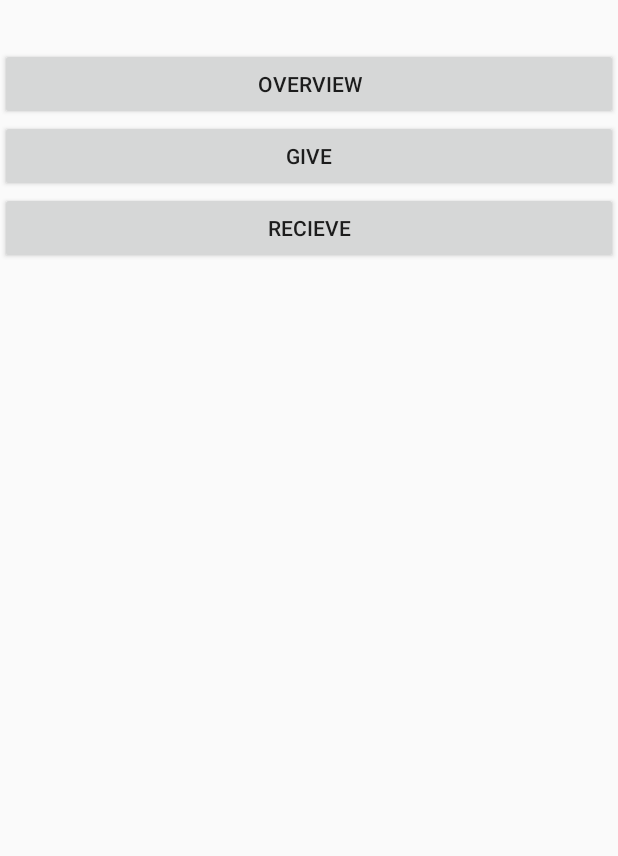
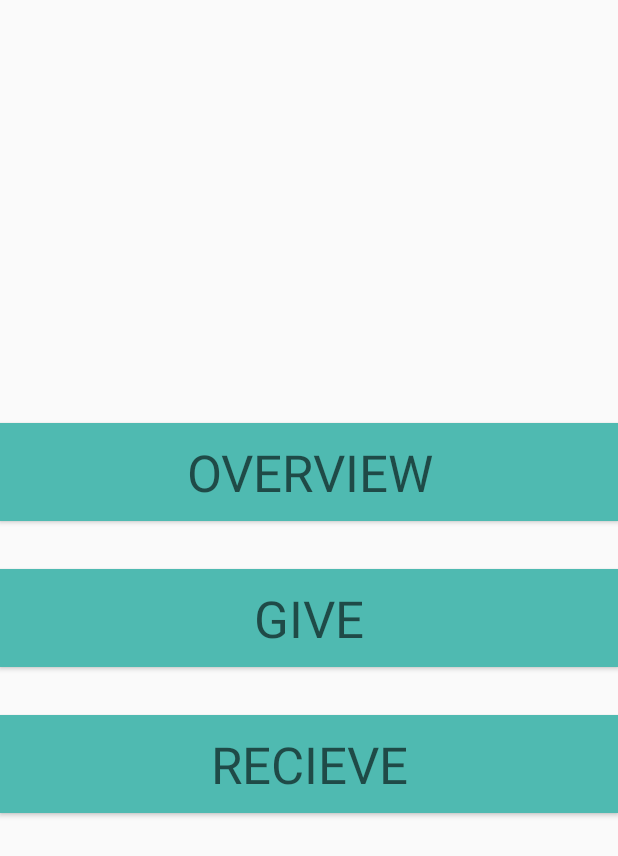
Before and after one commit to SimonJDTU/BES-GO_Box, an Android app: the OptionsActivity screen opened directly, with no data from a screen before it, on a phone screen of 412 x 824 dp. Shown: the top 856 px of the screen. Run offline under Robolectric (Android 15) with nearby library versions, the phone set to English and light mode, and no system bars.

Commit message:
Inserted ImageButton hack. Implemented some new colors and changed some xmls

```diff
--- a/app/src/main/java/com/johansen/dk/bes_go_box/Activities/OptionsActivity.java
+++ b/app/src/main/java/com/johansen/dk/bes_go_box/Activities/OptionsActivity.java
@@ -23,9 +23,9 @@ public class OptionsActivity extends AppCompatActivity implements View.OnClickLi
         QRvalue = getIntent().getStringExtra("QRvalue");
 
 
-        overview = (Button) findViewById(R.id.overview);
-        give = (Button) findViewById(R.id.give);
-        recieve = (Button) findViewById(R.id.recieve);
+        overview = (Button) findViewById(R.id.overviewBtn);
+        give = (Button) findViewById(R.id.giveBtn);
+        recieve = (Button) findViewById(R.id.recieveBtn);
 
         recieve.setOnClickListener(this);
 
@@ -35,14 +35,14 @@ public class OptionsActivity extends AppCompatActivity implements View.OnClickLi
     public void onClick(View v) {
 
         switch(v.getId()){
-            case R.id.overview:
+            case R.id.overviewBtn:
                 Intent overviewIntent = new Intent(this, OverviewActivity.class);
                 overviewIntent.putExtra("QRvalue", QRvalue);
                 startActivity(overviewIntent);
                 break;
-            case R.id.give:
+            case R.id.giveBtn:
                 break;
-            case R.id.recieve:
+            case R.id.recieveBtn:
                 Intent recieveIntent = new Intent(this, RecieveActivity.class);
                 recieveIntent.putExtra("QRvalue", QRvalue);
                 startActivity(recieveIntent);
--- a/app/src/main/res/layout/activity_options.xml
+++ b/app/src/main/res/layout/activity_options.xml
@@ -7,34 +7,47 @@
     android:layout_height="match_parent"
     tools:context=".Activities.OptionsActivity">
 
-    <Button
-        android:id="@+id/overview"
+    <LinearLayout
         android:layout_width="0dp"
-        android:layout_height="wrap_content"
-        android:layout_marginTop="32dp"
-        android:text="overview"
+        android:layout_height="0dp"
+        android:gravity="center"
+        android:orientation="vertical"
+        app:layout_constraintBottom_toBottomOf="parent"
         app:layout_constraintEnd_toEndOf="parent"
         app:layout_constraintStart_toStartOf="parent"
-        app:layout_constraintTop_toTopOf="parent" />
+        app:layout_constraintTop_toTopOf="parent">
 
-    <Button
-        android:id="@+id/give"
-        android:layout_width="0dp"
-        android:layout_height="wrap_content"
-        android:text="give"
-        app:layout_constraintEnd_toEndOf="parent"
-        app:layout_constraintHorizontal_bias="0.204"
-        app:layout_constraintStart_toStartOf="parent"
-        app:layout_constraintTop_toBottomOf="@+id/overview" />
+        <Button
+            android:id="@+id/overviewBtn"
+            android:layout_width="match_parent"
+            android:layout_height="wrap_content"
+            android:background="@color/primary"
+            android:padding="10dp"
+            android:text="overview"
+            android:textAllCaps="true"
+            android:textAppearance="@style/TextAppearance.AppCompat.Display1" />
 
-    <Button
-        android:id="@+id/recieve"
-        android:layout_width="0dp"
-        android:layout_height="wrap_content"
-        android:text="recieve"
-        app:layout_constraintEnd_toEndOf="parent"
-        app:layout_constraintHorizontal_bias="0.0"
-        app:layout_constraintStart_toStartOf="parent"
-        app:layout_constraintTop_toBottomOf="@+id/give" />
+        <Button
+            android:id="@+id/giveBtn"
+            android:layout_width="match_parent"
+            android:layout_height="wrap_content"
+            android:layout_marginTop="32dp"
+            android:background="@color/primary"
+            android:padding="10dp"
+            android:text="give"
+            android:textAllCaps="true"
+            android:textAppearance="@style/TextAppearance.AppCompat.Display1" />
+
+        <Button
+            android:id="@+id/recieveBtn"
+            android:layout_width="match_parent"
+            android:layout_height="wrap_content"
+            android:layout_marginTop="32dp"
+            android:background="@color/primary"
+            android:padding="10dp"
+            android:text="recieve"
+            android:textAllCaps="true"
+            android:textAppearance="@style/TextAppearance.AppCompat.Display1" />
+    </LinearLayout>
 
 </androidx.constraintlayout.widget.ConstraintLayout>
--- a/app/src/main/res/values/colors.xml
+++ b/app/src/main/res/values/colors.xml
@@ -1,7 +1,9 @@
 <?xml version="1.0" encoding="utf-8"?>
 <resources>
-    <color name="colorPrimary">#008577</color>
-    <color name="colorPrimaryDark">#00574B</color>
-    <color name="colorAccent">#D81B60</color>
+    <color name="colorPrimary">#4FBAB1</color>
+    <color name="colorPrimaryDark">#4FBAB1</color>
+    <color name="colorAccent">#4FBAB1</color>
     <color name="white">#FFFFFF</color>
+    <color name="primary">#4FBAB1</color>
+    <color name="secondary">#F47552</color>
 </resources>
```
Also changed, not shown: app/src/main/java/com/johansen/dk/bes_go_box/Activities/LoginActivity.java (+9 -0 lines), app/src/main/res/layout/activity_login.xml (+19 -1 lines), app/src/main/res/drawable-v24/besgo_box_text.png (added).
